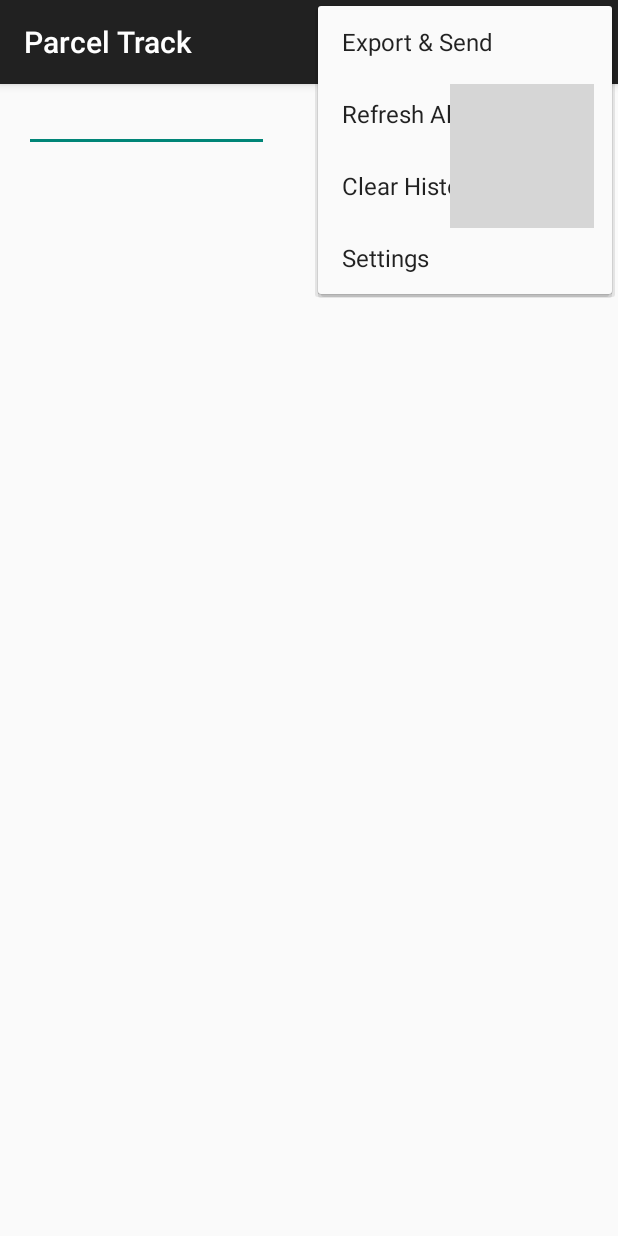
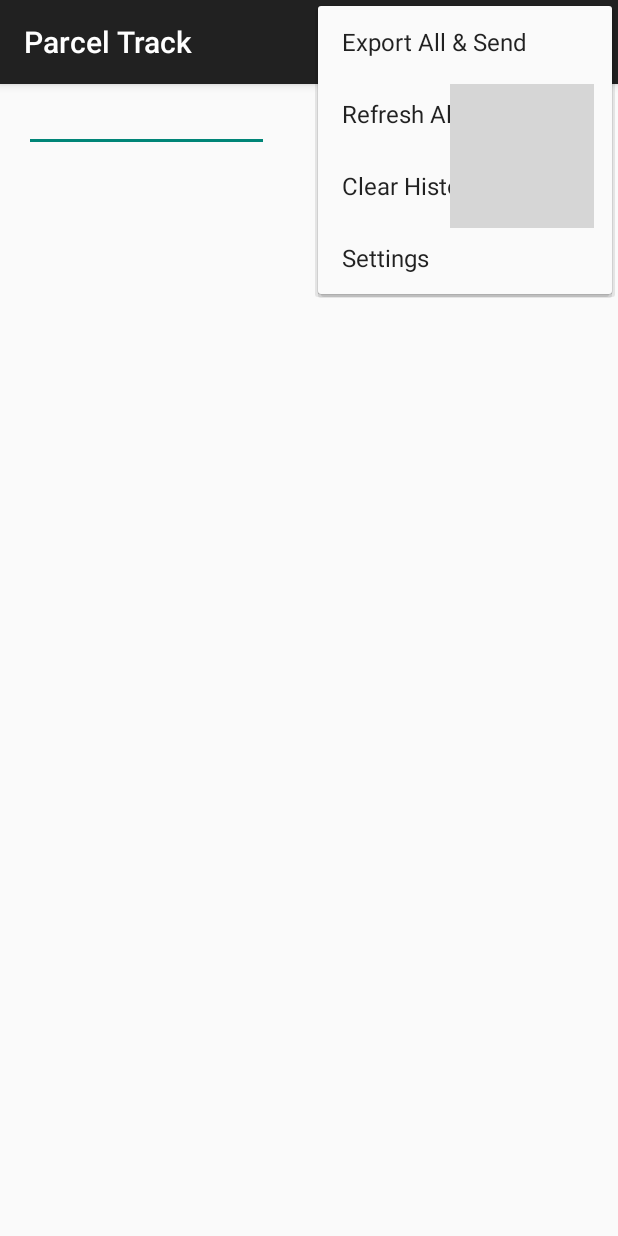
Before and after one commit to yancyn/ParcelTrack, an Android app: the screen it shows after launch (MainActivity), with the options menu open, on a phone screen of 412 x 824 dp. Run offline under Robolectric (Android 15) with nearby library versions, the phone set to English and light mode, and no system bars; our stand-ins replace AdMob; grey boxes are pictures that could not be loaded.

Commit message:
Change menu to Export All & Send

```diff
--- a/ParcelTrack/src/main/res/values/strings.xml
+++ b/ParcelTrack/src/main/res/values/strings.xml
@@ -26,7 +26,7 @@
     <string name="annotation_summary">Please enter your label</string>
     <string name="action_update">Update</string>
     <string name="action_delete">Delete</string>
-    <string name="action_export">Export &amp; Send</string>
+    <string name="action_export">Export All &amp; Send</string>
     <string name="action_update_all">Refresh All</string>
     <string name="action_clear_all">Clear History</string>
     <string name="action_settings">Settings</string>
```
Also changed, not shown: 2 other files.
